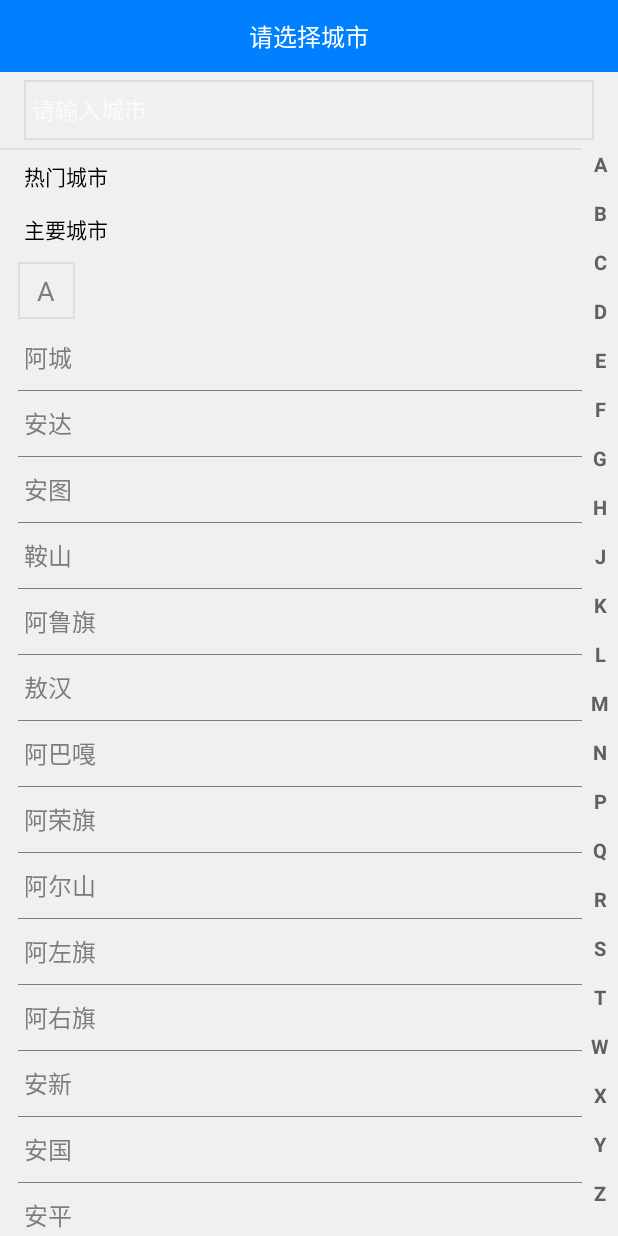
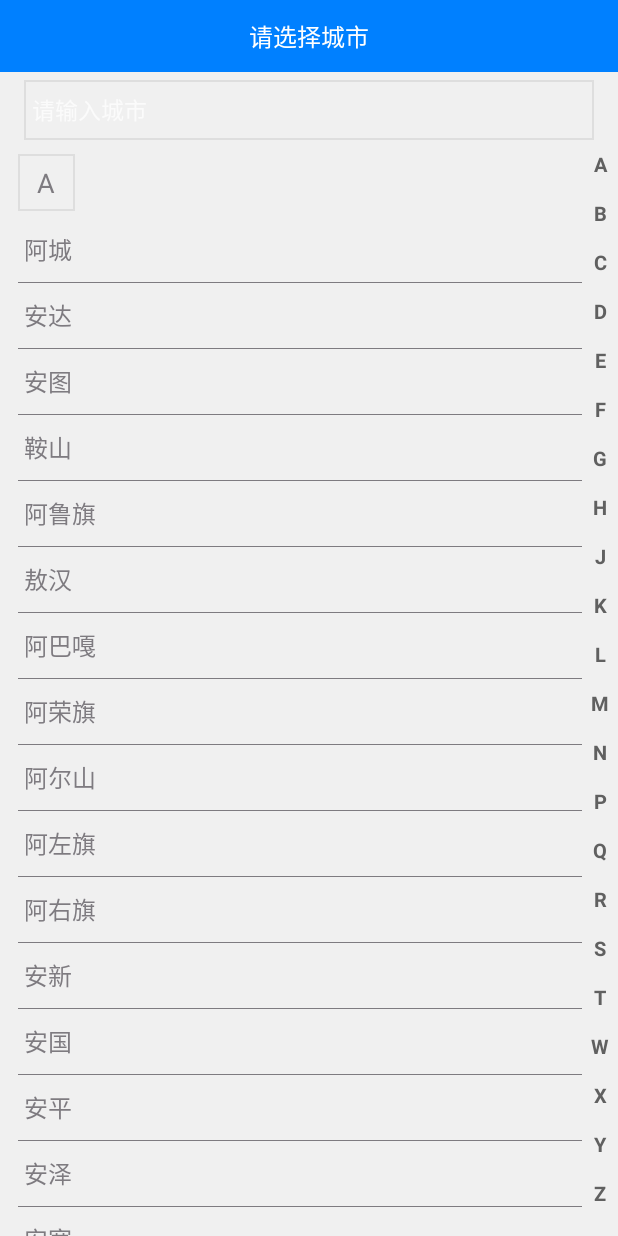
Before and after one commit to CKRao/Weather, an Android app: the SelectActivity screen opened directly, with no data from a screen before it, on a phone screen of 412 x 824 dp. Run offline under Robolectric (Android 15) with nearby library versions, the phone set to English and light mode, and no system bars.

Commit message:
little commit

```diff
--- a/app/src/main/java/com/example/ckrao/myapplication/SelectActivity.java
+++ b/app/src/main/java/com/example/ckrao/myapplication/SelectActivity.java
@@ -10,6 +10,8 @@ import android.content.Intent;
 import android.database.Cursor;
 import android.database.sqlite.SQLiteDatabase;
 import android.os.Bundle;
+import android.os.Handler;
+import android.os.Message;
 import android.text.Editable;
 import android.text.TextUtils;
 import android.text.TextWatcher;
@@ -18,6 +20,7 @@ import android.view.WindowManager;
 import android.view.inputmethod.InputMethodManager;
 import android.widget.AdapterView;
 import android.widget.GridView;
+import android.widget.ImageView;
 import android.widget.ListView;
 import android.widget.TextView;
 import android.widget.Toast;
@@ -38,11 +41,34 @@ public class SelectActivity extends Activity {
     private SortAdapter adapter;
     private EditTextWithDel mEtCityName;
     private List<CitySortModel> SourceDateList;
-
+    private ImageView back;
+    private Handler mHandler = new Handler(){
+        @Override
+        public void handleMessage(Message msg) {
+            if (msg.what == 1) {
+                back.setVisibility(View.GONE);
+            }
+        }
+    };
     @Override
     protected void onCreate(Bundle savedInstanceState) {
         super.onCreate(savedInstanceState);
         setContentView(R.layout.activity_main);
+        back = (ImageView) findViewById(R.id.id_background);
+        new Thread(new Runnable() {
+            @Override
+            public void run() {
+                try {
+                    Thread.sleep(1000);
+                } catch (InterruptedException e) {
+                    e.printStackTrace();
+                }
+                Message msg = new Message();
+                msg.what = 1;
+                mHandler.sendMessage(msg);
+
+            }
+        }).start();
         initViews();
     }
 
@@ -55,6 +81,7 @@ public class SelectActivity extends Activity {
         initDatas();
         initEvents();
         setAdapter();
+
     }
 
     private void setAdapter() {
@@ -79,7 +106,7 @@ public class SelectActivity extends Activity {
                         SourceDateList = filledData(arrayList);
                         Collections.sort(SourceDateList, new PinyinComparator());
                         adapter = new SortAdapter(SelectActivity.this, SourceDateList);
-                        sortListView.addHeaderView(initHeadView());
+//                        sortListView.addHeaderView(initHeadView());
                         sortListView.setAdapter(adapter);
                     }
                 });
@@ -147,20 +174,20 @@ public class SelectActivity extends Activity {
         sideBar.setTextView(dialog);
     }
 
-    private View initHeadView() {
-        View headView = getLayoutInflater().inflate(R.layout.headview, null);
-        GridView mGvCity = (GridView) headView.findViewById(R.id.gv_hot_city);
-
-        String[] datas = getResources().getStringArray(R.array.city);
-        ArrayList<String> cityList = new ArrayList<>();
-        for (int i = 0; i < datas.length; i++) {
-            cityList.add(datas[i]);
-        }
-
-        CityAdapter cAdapter = new CityAdapter(getApplicationContext(), R.layout.gridview_item, cityList);
-        mGvCity.setAdapter(cAdapter);
-        return headView;
-    }
+//    private View initHeadView() {
+//        View headView = getLayoutInflater().inflate(R.layout.headview, null);
+//        GridView mGvCity = (GridView) headView.findViewById(R.id.gv_hot_city);
+//
+//        String[] datas = getResources().getStringArray(R.array.city);
+//        ArrayList<String> cityList = new ArrayList<>();
+//        for (int i = 0; i < datas.length; i++) {
+//            cityList.add(datas[i]);
+//        }
+//
+//        CityAdapter cAdapter = new CityAdapter(getApplicationContext(), R.layout.gridview_item, cityList);
+//        mGvCity.setAdapter(cAdapter);
+//        return headView;
+//    }
 
     /**
      * 根据输入框中的值来过滤数据并更新ListView
--- a/app/src/main/res/layout/activity_main.xml
+++ b/app/src/main/res/layout/activity_main.xml
@@ -5,7 +5,12 @@
     android:layout_height="match_parent"
     android:background="#F0F0F0"
     android:orientation="vertical">
-
+    <ImageView
+        android:scaleType="fitXY"
+        android:id="@+id/id_background"
+        android:layout_width="match_parent"
+        android:layout_height="match_parent"
+        android:src="@drawable/selectbackground"/>
     <RelativeLayout
         android:background="#0080FF"
         android:layout_width="match_parent"
--- a/app/src/main/res/layout/headview.xml
+++ b/app/src/main/res/layout/headview.xml
@@ -39,21 +39,21 @@
         android:layout_marginRight="24dp"
         android:background="#E0E0E0" />
 
-    <TextView
-        android:layout_width="wrap_content"
-        android:layout_height="35dp"
-        android:gravity="center_vertical"
-        android:layout_marginLeft="16dp"
-        android:text="热门城市"
-        android:textColor="@android:color/black"
-        android:textSize="14sp" />
+    <!--<TextView-->
+        <!--android:layout_width="wrap_content"-->
+        <!--android:layout_height="35dp"-->
+        <!--android:gravity="center_vertical"-->
+        <!--android:layout_marginLeft="16dp"-->
+        <!--android:text="热门城市"-->
+        <!--android:textColor="@android:color/black"-->
+        <!--android:textSize="14sp" />-->
 
-    <com.example.ckrao.myapplication.MyGridView
-        android:id="@+id/gv_hot_city"
-        android:layout_width="match_parent"
-        android:layout_marginRight="4dp"
-        android:numColumns="3"
-        android:layout_height="match_parent" />
+    <!--<com.example.ckrao.myapplication.MyGridView-->
+        <!--android:id="@+id/gv_hot_city"-->
+        <!--android:layout_width="match_parent"-->
+        <!--android:layout_marginRight="4dp"-->
+        <!--android:numColumns="3"-->
+        <!--android:layout_height="match_parent" />-->
 
     <TextView
         android:layout_width="wrap_content"
```
Also changed, not shown: app/src/main/res/drawable/selectbackground.png (added), circleviewtest/src/main/res/drawable/sbackground.png (added). Lines whose indentation alone changed are shown as unchanged.
